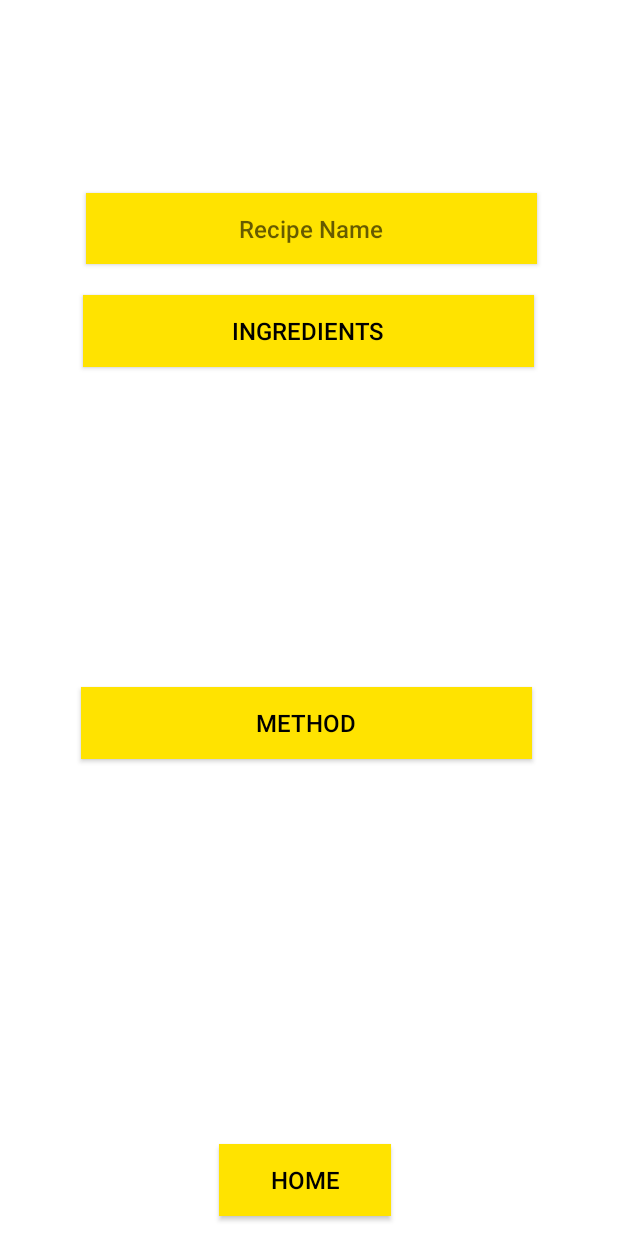
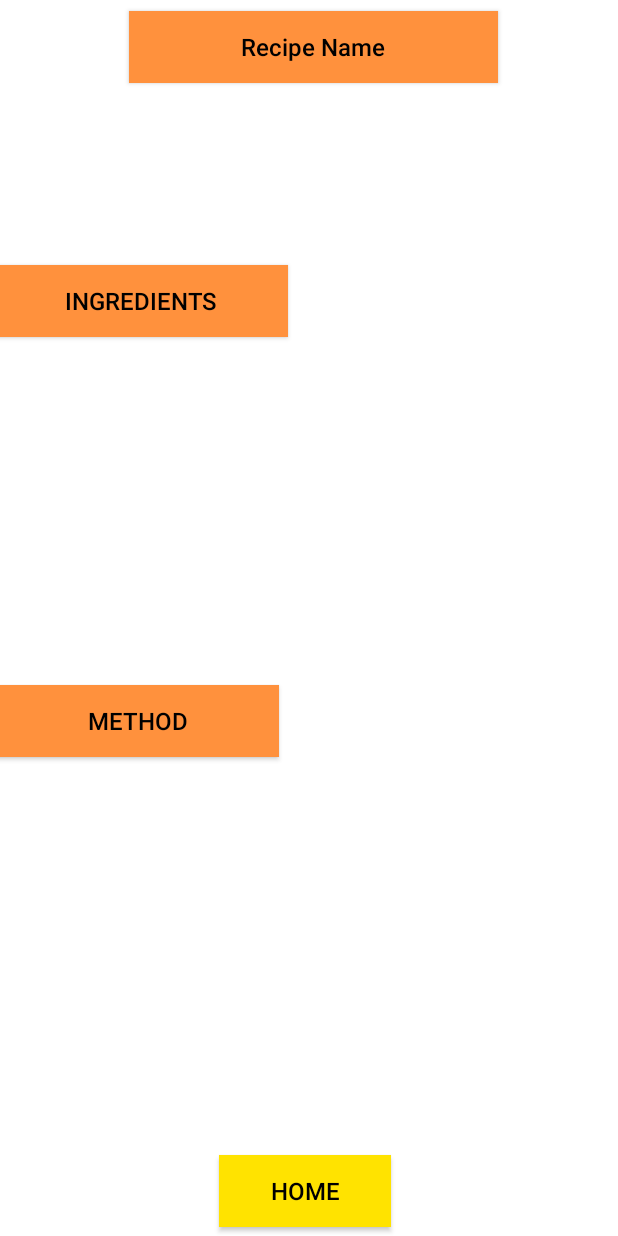
Before and after one commit to Chellx/MealPlannerApp, an Android app: the layout activity_meal_recipe_view.xml on its own in the app's theme, with its tools: preview values and no code run, on a phone screen of 412 x 824 dp. Run offline under Robolectric (Android 15) with nearby library versions, the phone set to English and light mode, and no system bars.

```diff
--- a/app/src/main/java/com/example/mealplannerapp/ShoppingList.java
+++ b/app/src/main/java/com/example/mealplannerapp/ShoppingList.java
@@ -101,6 +101,7 @@ public class ShoppingList extends AppCompatActivity {
                     userShopListMap.put("Shopping List Name", userListName);//key value
                     userShopListMap.put("Items",userShoppingListToSave);
                     FirebaseDatabase.getInstance("https://mealplannerapp-a2bb5-default-rtdb.europe-west1.firebasedatabase.app/").getReference().child("Shopping List").child(email).setValue(userShopListMap);
+                    Toast.makeText(ShoppingList.this, "Shopping List Has Been Created", Toast.LENGTH_SHORT).show();
                 }
             }
         });
--- a/app/src/main/res/layout/meal_plan_recipe_screen.xml
+++ b/app/src/main/res/layout/activity_meal_recipe_view.xml
@@ -4,25 +4,24 @@
     xmlns:tools="http://schemas.android.com/tools"
     android:layout_width="match_parent"
     android:layout_height="match_parent"
-    tools:context=".MealPlanRecipeScreen"
+    tools:context=".MealRecipeView"
     android:background="#FFFFFF">
 
 
     <Button
         android:id="@+id/btn_recipeName"
-        android:layout_width="wrap_content"
-        android:layout_height="47dp"
-        android:layout_alignParentStart="true"
+        android:layout_width="246dp"
+        android:layout_height="wrap_content"
+        android:layout_alignParentTop="true"
         android:layout_alignParentEnd="true"
-        android:layout_alignParentBottom="true"
-        android:layout_marginStart="57dp"
-        android:layout_marginTop="36dp"
-        android:layout_marginEnd="54dp"
-        android:layout_marginBottom="648dp"
-        android:background="#FFE300"
+        android:layout_marginTop="7dp"
+        android:layout_marginEnd="80dp"
+        android:background="#FF913D"
+        android:clickable="false"
         android:ems="16"
         android:hint="Recipe Name"
-        android:theme="@style/buttonStyle" />
+        android:theme="@style/noClickButtonStyle" />
+
 
     <Button
         android:id="@+id/btn_recipeIngredients"
@@ -31,25 +30,29 @@
         android:layout_alignParentStart="true"
         android:layout_alignParentEnd="true"
         android:layout_alignParentBottom="true"
-        android:layout_marginStart="55dp"
+        android:layout_marginStart="-3dp"
         android:layout_marginTop="36dp"
-        android:layout_marginEnd="56dp"
-        android:layout_marginBottom="579dp"
-        android:background="#FFE300"
+        android:layout_marginEnd="220dp"
+        android:layout_marginBottom="599dp"
+        android:background="#FF913D"
         android:ems="16"
         android:hint="INGREDIENTS"
         android:textColorHint="#000"
-        android:theme="@style/buttonStyle" />
+        android:theme="@style/noClickButtonStyle" />
 
     <TextView
-        android:layout_width="match_parent"
-        android:layout_height="250dp"
+        android:id="@+id/ingredients"
+        android:layout_width="415dp"
+        android:layout_height="206dp"
         android:layout_above="@+id/btn_goHome"
         android:layout_alignTop="@+id/btn_recipeMethod"
         android:layout_alignParentEnd="true"
-        android:layout_marginTop="59dp"
-        android:layout_marginEnd="0dp"
-        android:layout_marginBottom="-5dp" />
+        android:layout_marginTop="58dp"
+        android:layout_marginEnd="-4dp"
+        android:layout_marginBottom="13dp"
+        android:fadeScrollbars="false"
+        android:scrollbars="vertical"
+        android:textSize="18dp" />
 
     <Button
         android:id="@+id/btn_recipeMethod"
@@ -58,23 +61,27 @@
         android:layout_alignParentStart="true"
         android:layout_alignParentEnd="true"
         android:layout_alignParentBottom="true"
-        android:layout_marginStart="54dp"
+        android:layout_marginStart="-2dp"
         android:layout_marginTop="36dp"
-        android:layout_marginEnd="57dp"
-        android:layout_marginBottom="318dp"
-        android:background="#FFE300"
+        android:layout_marginEnd="226dp"
+        android:layout_marginBottom="319dp"
+        android:background="#FF913D"
         android:ems="16"
+        android:hint="METHOD"
         android:textColorHint="#000"
-        android:hint="METHOD"
         android:theme="@style/buttonStyle" />
 
     <TextView
+        android:id="@+id/method"
         android:layout_width="match_parent"
-        android:layout_height="218dp"
+        android:layout_height="213dp"
         android:layout_above="@+id/btn_recipeMethod"
         android:layout_alignTop="@+id/btn_recipeIngredients"
-        android:layout_marginTop="57dp"
-        android:layout_marginBottom="-14dp" />
+        android:layout_marginTop="61dp"
+        android:layout_marginBottom="-18dp"
+        android:fadeScrollbars="false"
+        android:scrollbars="vertical"
+        android:textSize="18dp" />
 
     <Button
         android:id="@+id/btn_goHome"
@@ -86,7 +93,7 @@
         android:layout_marginStart="146dp"
         android:layout_marginTop="36dp"
         android:layout_marginEnd="151dp"
-        android:layout_marginBottom="13dp"
+        android:layout_marginBottom="6dp"
         android:background="#FFE300"
         android:ems="16"
         android:onClick="gobackHome"
```
